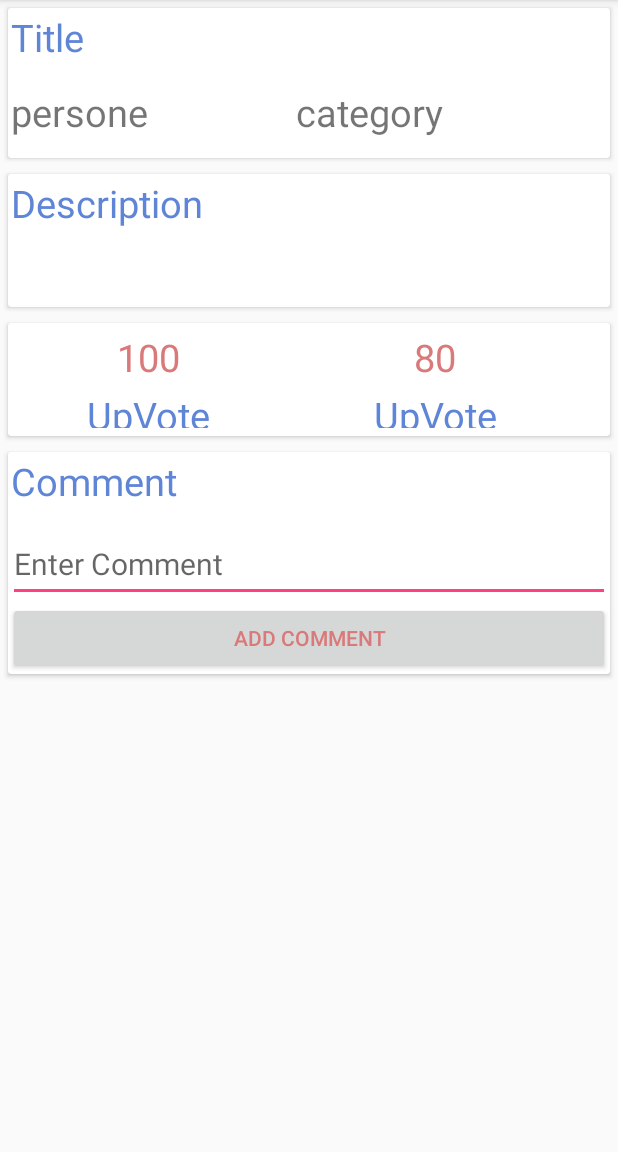
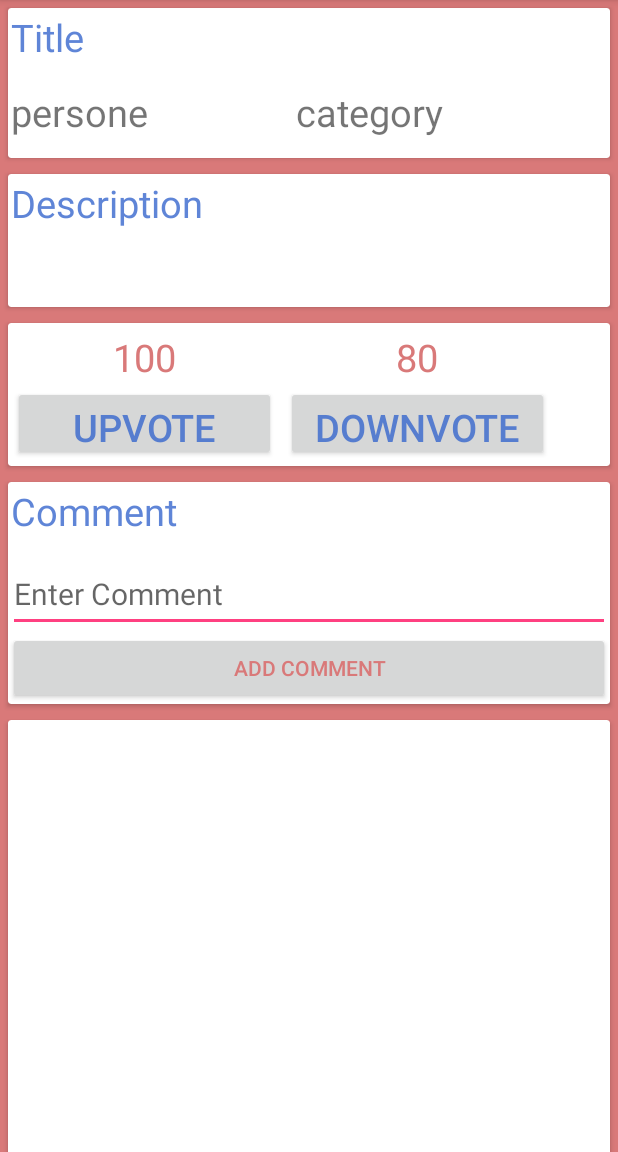
Before and after one commit to skramakant/Vichaar, an Android app: the IdeaDetails screen opened directly, with no data from a screen before it, on a phone screen of 412 x 824 dp, the part 84-1236 px from its top. Run offline under Robolectric (Android 15) with nearby library versions, the phone set to English and light mode, and no system bars; 9 statements that could not run were skipped.

Commit message:
top 5 ideas, top voted, comment done

```diff
--- a/app/src/main/AndroidManifest.xml
+++ b/app/src/main/AndroidManifest.xml
@@ -22,7 +22,8 @@
             </intent-filter>
         </activity>
         <activity android:name=".AddIdea" />
-        <activity android:name=".IdeaDetails"></activity>
+        <activity android:name=".IdeaDetails" />
+        <activity android:name=".NewIdeas"></activity>
     </application>
 
 </manifest>
--- /dev/null
+++ b/app/src/main/java/Adapters/CommentsAdapter.java
@@ -0,0 +1,38 @@
+package Adapters;
+
+import android.content.Context;
+import android.database.Cursor;
+import android.support.v7.widget.RecyclerView;
+import android.view.LayoutInflater;
+import android.view.View;
+import android.view.ViewGroup;
+
+import com.vichaar.vichaar.R;
+
+import Database.DatabaseOpenHelper;
+
+/**
+ * Created by ramakant on 24/7/16.
+ */
+public class CommentsAdapter extends CursorRecyclerViewAdapter<CommentsViewHolder> {
+
+
+    public CommentsAdapter(Context context, Cursor cursor) {
+        super(context, cursor);
+    }
+
+    @Override
+    public void onBindViewHolder(CommentsViewHolder viewHolder, Cursor cursor) {
+
+        viewHolder.getTv_lead_comment().setText(cursor.getString(cursor.getColumnIndex(DatabaseOpenHelper.IDEA_COMMENT)));
+    }
+
+
+    @Override
+    public CommentsViewHolder onCreateViewHolder(ViewGroup parent, int viewType) {
+        RecyclerView.ViewHolder holder;
+        LayoutInflater inflater = LayoutInflater.from(parent.getContext());
+        View view = inflater.inflate(R.layout.idea_comment_list_item,parent,false);
+        return new CommentsViewHolder(view);
+    }
+}
--- a/app/src/main/java/Interfaces/InterfaceRefreshDashboard.java
+++ b/app/src/main/java/Interfaces/InterfaceRefreshDashboard.java
@@ -6,5 +6,5 @@ import Models.IdeaDetailsModel;
  * Created by ramakant on 24/7/16.
  */
 public interface InterfaceRefreshDashboard {
-    void refreshDashBoard();
+    void refreshDashBoard(int totalIdeasCount);
 }
--- a/app/src/main/java/Models/IdeaDetailsModel.java
+++ b/app/src/main/java/Models/IdeaDetailsModel.java
@@ -1,13 +1,15 @@
 package Models;
 
 import android.database.Cursor;
+
+import java.io.Serializable;
 
 import Database.DatabaseOpenHelper;
 
 /**
  * Created by ramakant on 23/7/16.
  */
-public class IdeaDetailsModel {
+public class IdeaDetailsModel implements Serializable {
 
     public int id;
     public String ideaTitle ;
--- a/app/src/main/java/com/vichaar/vichaar/IdeaDetails.java
+++ b/app/src/main/java/com/vichaar/vichaar/IdeaDetails.java
@@ -1,21 +1,133 @@
 package com.vichaar.vichaar;
 
+import android.database.Cursor;
 import android.support.v7.app.AppCompatActivity;
 import android.os.Bundle;
+import android.support.v7.widget.LinearLayoutManager;
+import android.support.v7.widget.RecyclerView;
 import android.util.Log;
+import android.view.View;
+import android.widget.Button;
+import android.widget.EditText;
+import android.widget.TextView;
 
+import java.io.Serializable;
+
+import Adapters.CommentsAdapter;
+import Adapters.TopIdeasAdapter;
+import Database.DatabaseOpenHelper;
 import Models.IdeaDetailsModel;
 
-public class IdeaDetails extends AppCompatActivity {
+public class IdeaDetails extends AppCompatActivity implements View.OnClickListener {
     public static String TAG = IdeaDetails.class.getSimpleName();
     private IdeaDetailsModel ideaDetailsModel;
+
+
+    private TextView idea_details_title;
+    private TextView idea_details_person;
+    private TextView idea_details_category;
+    private TextView idea_details_description;
+    private TextView idea_details_upvote;
+    private Button bt_up_vote;
+    private TextView idea_details_downvote;
+    private Button   bt_down_vote;
+
+    private EditText idea_add_comment;
+    private Button add_comment;
+    private RecyclerView comment_list;
+
+    private CommentsAdapter commentAdapter;
+
     @Override
     protected void onCreate(Bundle savedInstanceState) {
         super.onCreate(savedInstanceState);
         setContentView(R.layout.activity_idea_details);
+        initView();
+
         if (getIntent().getExtras() != null){
-            ideaDetailsModel = (IdeaDetailsModel) getIntent().getCharSequenceExtra("ideaDetails");
+            ideaDetailsModel = (IdeaDetailsModel) getIntent().getSerializableExtra("ideaDetails");
             Log.v(TAG,"got data");
         }
+
+        setDataToView();
+        increaseViewCount();
+    }
+
+    private void increaseViewCount() {
+        int viewCount = ideaDetailsModel.getIdeaViewCount() + 1;
+        DatabaseOpenHelper.getInstance(this).Views(viewCount,ideaDetailsModel.getId());
+    }
+
+
+    private void initView() {
+        idea_details_title = (TextView) findViewById(R.id.idea_details_title);
+        idea_details_person = (TextView) findViewById(R.id.idea_details_person);
+        idea_details_category = (TextView) findViewById(R.id.idea_details_category);
+        idea_details_description = (TextView) findViewById(R.id.idea_details_description);
+        idea_details_upvote = (TextView) findViewById(R.id.idea_details_upvote);
+        idea_details_downvote = (TextView) findViewById(R.id.idea_details_downvote);
+
+
+        bt_up_vote = (Button) findViewById(R.id.bt_up_vote);
+        bt_up_vote.setOnClickListener(this);
+
+        bt_down_vote = (Button) findViewById(R.id.bt_down_vote);
+        bt_down_vote.setOnClickListener(this);
+
+        add_comment = (Button) findViewById(R.id.add_comment);
+        add_comment.setOnClickListener(this);
+
+        idea_add_comment = (EditText) findViewById(R.id.idea_add_comment);
+        comment_list = (RecyclerView) findViewById(R.id.comment_list);
+
+
+    }
+
+    private void setDataToView() {
+        idea_details_title.setText(ideaDetailsModel.getIdeaTitle());
+        idea_details_person.setText(ideaDetailsModel.getPersonName());
+        idea_details_category.setText(ideaDetailsModel.getIdeaCategory());
+        idea_details_description.setText(ideaDetailsModel.getIdeaDescription());
+
+        idea_details_upvote.setText(String.valueOf(ideaDetailsModel.getIdeaUpVote()));
+        idea_details_downvote.setText(String.valueOf(ideaDetailsModel.getIdeaDownVote()));
+
+        comment_list.setNestedScrollingEnabled(true);
+        LinearLayoutManager layout = new LinearLayoutManager(this);
+        layout.setOrientation(LinearLayoutManager.VERTICAL);
+        comment_list.setLayoutManager(layout);
+
+
+        //cursor code here
+        Cursor cursor = DatabaseOpenHelper.getInstance(this).getComments(ideaDetailsModel.getId());
+        commentAdapter = new CommentsAdapter(this,cursor);
+        comment_list.setAdapter(commentAdapter);
+
+    }
+
+    @Override
+    public void onClick(View v) {
+        switch(v.getId()){
+            case R.id.bt_up_vote:
+                int upVote = ideaDetailsModel.getIdeaUpVote() + 1;
+                DatabaseOpenHelper.getInstance(this).upVote(upVote,ideaDetailsModel.getId());
+                idea_details_upvote.setText(String.valueOf(upVote));
+                break;
+            case R.id.bt_down_vote:
+                int downVote = ideaDetailsModel.getIdeaDownVote() + 1;
+                DatabaseOpenHelper.getInstance(this).DownVote(downVote,ideaDetailsModel.getId());
+                idea_details_downvote.setText(String.valueOf(downVote));
+                break;
+            case R.id.add_comment:
+                String comment = String.valueOf(idea_add_comment.getText());
+                DatabaseOpenHelper.getInstance(this).insertComment(ideaDetailsModel.getId(),comment);
+                refreshCommentField();
+                break;
+        }
+    }
+
+    private void refreshCommentField() {
+        Cursor cursor = DatabaseOpenHelper.getInstance(this).getComments(ideaDetailsModel.getId());
+        commentAdapter.swapCursor(cursor);
     }
 }
--- a/app/src/main/res/layout/activity_idea_details.xml
+++ b/app/src/main/res/layout/activity_idea_details.xml
@@ -1,11 +1,19 @@
 <?xml version="1.0" encoding="utf-8"?>
+
 <LinearLayout xmlns:android="http://schemas.android.com/apk/res/android"
     xmlns:tools="http://schemas.android.com/tools"
     android:layout_width="match_parent"
     android:layout_height="match_parent"
     android:orientation="vertical"
+    android:background="@color/app_background_color"
     tools:context="com.vichaar.vichaar.IdeaDetails">
-
+    <android.support.v4.widget.NestedScrollView
+        android:layout_width="match_parent"
+        android:layout_height="wrap_content">
+        <LinearLayout
+            android:layout_width="match_parent"
+            android:layout_height="wrap_content"
+            android:orientation="vertical">
     <android.support.v7.widget.CardView
         android:layout_width="match_parent"
         android:layout_height="wrap_content"
@@ -104,7 +112,7 @@
                 android:background="@drawable/rectangle">
                 <TextView
                     android:id="@+id/idea_details_upvote"
-                    android:layout_width="180dp"
+                    android:layout_width="175dp"
                     android:layout_height="wrap_content"
                     android:textSize="25dp"
                     android:gravity="center"
@@ -112,13 +120,13 @@
                     android:padding="2dp"
                     android:textColor="@color/app_background_color"
                     />
-                <TextView
-                    android:layout_width="180dp"
-                    android:layout_height="30dp"
+                <Button
+                    android:id="@+id/bt_up_vote"
+                    android:layout_width="175dp"
+                    android:layout_height="50dp"
                     android:text="UpVote"
                     android:textSize="25dp"
                     android:gravity="center"
-                    android:padding="2dp"
                     android:textColor="@color/text_view_color"
                     />
             </LinearLayout>
@@ -131,7 +139,7 @@
                 android:background="@drawable/rectangle">
                 <TextView
                     android:id="@+id/idea_details_downvote"
-                    android:layout_width="190dp"
+                    android:layout_width="175dp"
                     android:layout_height="wrap_content"
                     android:textSize="25dp"
                     android:gravity="center"
@@ -139,13 +147,13 @@
                     android:padding="2dp"
                     android:textColor="@color/app_background_color"
                     />
-                <TextView
-                    android:layout_width="190dp"
-                    android:layout_height="30dp"
-                    android:text="UpVote"
+                <Button
+                    android:id="@+id/bt_down_vote"
+                    android:layout_width="175dp"
+                    android:layout_height="50dp"
+                    android:text="DownVote"
                     android:textSize="25dp"
                     android:gravity="center"
-                    android:padding="2dp"
                     android:textColor="@color/text_view_color"
                     />
             </LinearLayout>
@@ -174,7 +182,7 @@
                 android:textColor="@color/text_view_color"
                 />
                 <EditText
-                    android:id="@+id/idea_details_comment"
+                    android:id="@+id/idea_add_comment"
                     android:layout_width="match_parent"
                     android:layout_height="50dp"
                     android:textSize="20dp"
@@ -194,11 +202,24 @@
             <android.support.v7.widget.CardView
                 android:layout_marginTop="10dp"
                 android:layout_width="match_parent"
-        android:layout_height="wrap_content"
+                android:layout_height="300dp"
                 android:elevation="3dp"
                 android:layout_margin="5dp"
                 android:padding="5dp">
 
+                <LinearLayout
+                    android:layout_width="match_parent"
+                    android:layout_height="wrap_content"
+                    android:orientation="vertical">
+                    <android.support.v7.widget.RecyclerView
+                        android:id="@+id/comment_list"
+                        android:layout_width="match_parent"
+                        android:layout_height="wrap_content">
+                    </android.support.v7.widget.RecyclerView>
+                </LinearLayout>
+
             </android.support.v7.widget.CardView>
+            </LinearLayout>
+    </android.support.v4.widget.NestedScrollView>
 
 </LinearLayout>
--- a/app/src/main/res/layout/content_dashboard_drawer.xml
+++ b/app/src/main/res/layout/content_dashboard_drawer.xml
@@ -57,7 +57,7 @@
             android:orientation="vertical"
             android:padding="5dp"
             >
-            <LinearLayout
+            <!--            <LinearLayout
                             android:layout_width="match_parent"
                             android:layout_height="wrap_content"
                             android:orientation="horizontal"
@@ -86,7 +86,7 @@
                             android:layout_height="1dp"
                             android:layout_marginTop="5dp"
                             android:layout_marginBottom="4dp"
-                android:background="@android:color/darker_gray"/>
+                            android:background="@android:color/darker_gray"/>-->
             <LinearLayout
                 android:layout_width="match_parent"
                 android:layout_height="wrap_content"
```
Also changed, not shown: app/src/main/java/Adapters/CommentsViewHolder.java (added, +28 -0 lines), app/src/main/java/Database/DatabaseOpenHelper.java (+102 -1 lines), app/src/main/java/GlobalData/GlobalC.java (added, +7 -0 lines), app/src/main/java/com/vichaar/vichaar/DashboardDrawerActivity.java (+29 -12 lines), app/src/main/java/com/vichaar/vichaar/NewIdeas.java (added, +67 -0 lines), app/src/main/res/layout/activity_new_ideas.xml (added, +38 -0 lines), app/src/main/res/layout/idea_comment_list_item.xml (added, +22 -0 lines). Lines whose indentation alone changed are shown as unchanged.
